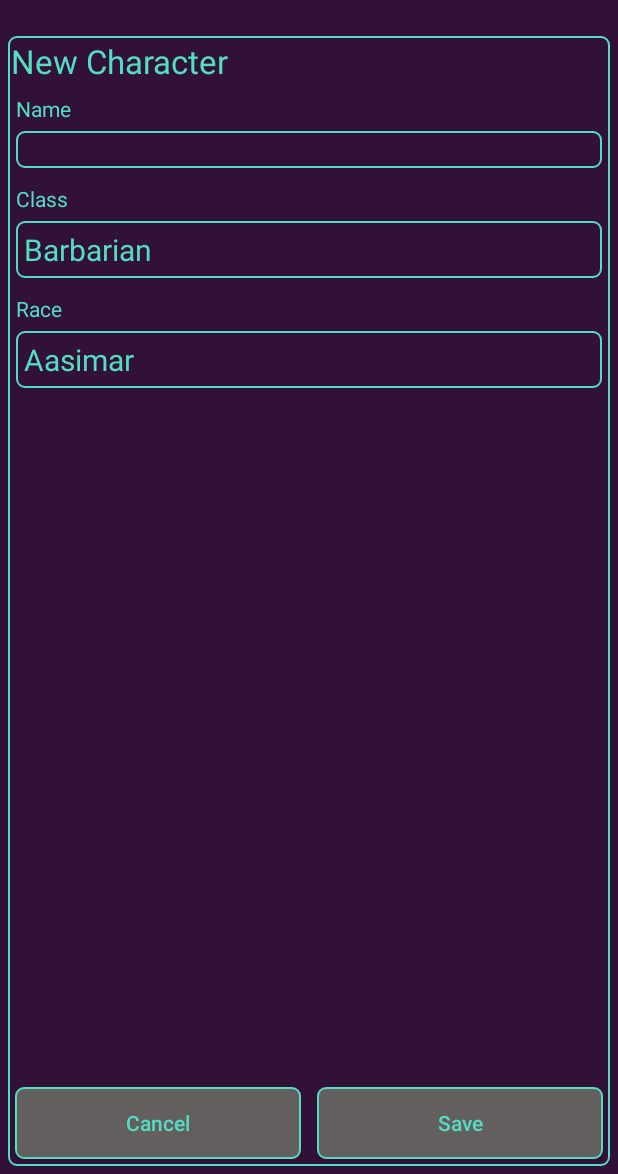
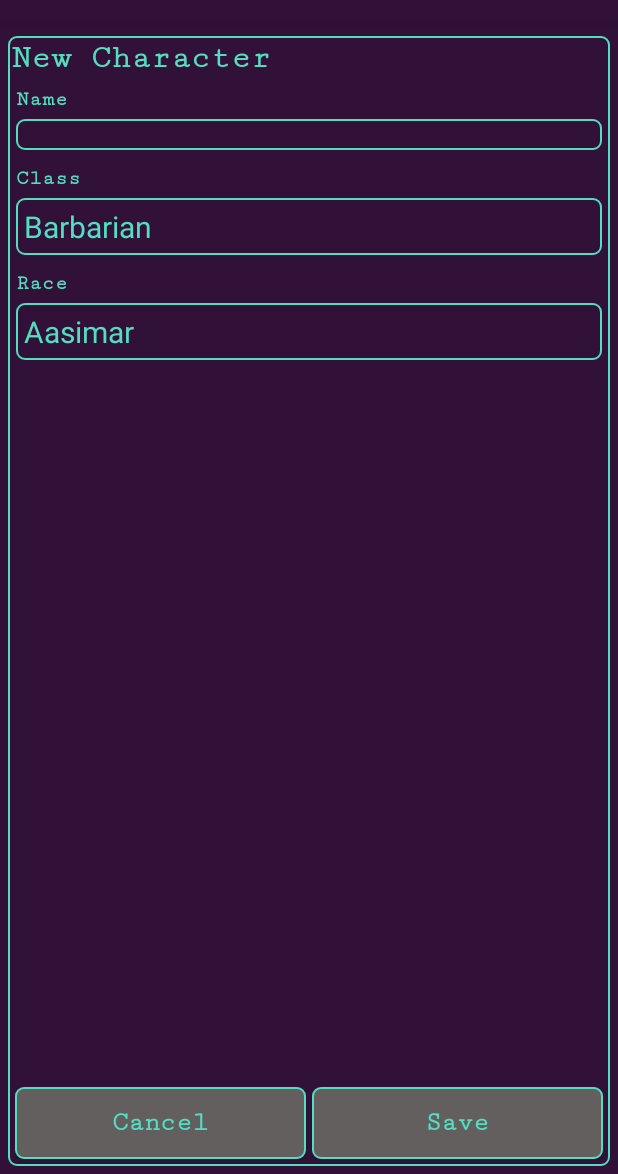
Before and after one commit to zweber11/DiceMaster, an Android app: the fragment NewCharFrag placed in its activity, on a phone screen of 412 x 824 dp, the part 62-1236 px from its top. Run offline under Robolectric (Android 15) with nearby library versions, the phone set to English and light mode, and no system bars.

Commit message:
-Styling/font changes -Code consolidation -Taking AS's recommendations on local variable calls.

```diff
--- a/app/src/main/java/com/hellwebstudios/zweber/dd/Fragments/Adventures/AttackRollsFragment.java
+++ b/app/src/main/java/com/hellwebstudios/zweber/dd/Fragments/Adventures/AttackRollsFragment.java
@@ -44,8 +44,6 @@ public class AttackRollsFragment extends Fragment {
     TextView tvChapMenu;
 
     private ListView lvAttackRolls;
-    private RollAttackListAdapter adapter;
-    private List<RollAttack> mRAList;
 
     Spinner spinD12;
     List<Integer> sD12;
@@ -258,7 +256,7 @@ public class AttackRollsFragment extends Fragment {
     //getAttackRolls()
     public void getAttackRolls(int RAS)
     {
-        mRAList = new ArrayList<>();
+        List<RollAttack> mRAList = new ArrayList<>();
         Cursor res = db.getRAByRASID(RAS);
 
         RollAttackSet ras = db.getRAS(RAS);
@@ -283,7 +281,7 @@ public class AttackRollsFragment extends Fragment {
         txtRTH.setText(r);
 
         //init adapter
-        adapter = new RollAttackListAdapter(getActivity(), mRAList);
+        RollAttackListAdapter adapter = new RollAttackListAdapter(getActivity(), mRAList);
         lvAttackRolls.setAdapter(adapter);
 
         res.close();
--- a/app/src/main/res/layout/fragment_characters.xml
+++ b/app/src/main/res/layout/fragment_characters.xml
@@ -38,6 +38,7 @@
             android:background="@drawable/background2"
             android:fontFamily="serif-monospace"
             android:gravity="center_vertical|center_horizontal"
+            android:padding="5dp"
             android:text="Add Character"
             android:textColor="@color/color5"
             android:textSize="20sp"
@@ -62,6 +63,7 @@
             android:background="@drawable/background2"
             android:fontFamily="serif-monospace"
             android:gravity="center_vertical|center_horizontal"
+            android:padding="5dp"
             android:text="Classes"
             android:textColor="@color/color5"
             android:textSize="20sp"
@@ -79,6 +81,7 @@
             android:background="@drawable/background2"
             android:fontFamily="serif-monospace"
             android:gravity="center_vertical|center_horizontal"
+            android:padding="5dp"
             android:text="Races"
             android:textColor="@color/color5"
             android:textSize="20sp"
--- a/app/src/main/res/layout/fragment_new_char.xml
+++ b/app/src/main/res/layout/fragment_new_char.xml
@@ -14,41 +14,50 @@
         android:layout_margin="5dp">
 
         <TextView
+            android:id="@+id/txtAddEditCharacter"
             android:layout_width="wrap_content"
             android:layout_height="wrap_content"
+            android:fontFamily="serif-monospace"
+            android:padding="2dp"
+            android:text="New Character"
             android:textAppearance="?android:attr/textAppearanceLarge"
-            android:text="New Character"
-            android:id="@+id/txtAddEditCharacter"
             android:textColor="@color/color5"
-            android:padding="2dp" />
+            android:textStyle="bold" />
 
         <!--Char Name-->
         <TextView
+            android:id="@+id/textView"
             android:layout_width="wrap_content"
             android:layout_height="wrap_content"
+            android:layout_marginLeft="5dp"
+            android:layout_marginTop="5dp"
+            android:fontFamily="serif-monospace"
             android:text="Name"
-            android:id="@+id/textView"
             android:textColor="@color/color5"
-            android:layout_marginLeft="5dp"
-            android:layout_marginTop="5dp" />
+            android:textStyle="bold" />
+
         <EditText
+            android:id="@+id/txtCharName"
             android:layout_width="match_parent"
             android:layout_height="wrap_content"
-            android:id="@+id/txtCharName"
             android:layout_gravity="center"
+            android:layout_margin="5dp"
+            android:background="@drawable/background"
+            android:fontFamily="serif-monospace"
             android:textColor="@color/color5"
-            android:background="@drawable/background"
-            android:layout_margin="5dp" />
+            android:textStyle="bold" />
 
         <!--Class-->
         <TextView
+            android:id="@+id/textView233"
             android:layout_width="wrap_content"
             android:layout_height="wrap_content"
+            android:layout_marginLeft="5dp"
+            android:layout_marginTop="5dp"
+            android:fontFamily="serif-monospace"
             android:text="Class"
-            android:id="@+id/textView233"
             android:textColor="@color/color5"
-            android:layout_marginLeft="5dp"
-            android:layout_marginTop="5dp" />
+            android:textStyle="bold" />
         <Spinner
             android:layout_width="match_parent"
             android:layout_height="wrap_content"
@@ -58,13 +67,15 @@
 
         <!--Race-->
         <TextView
+            android:id="@+id/textView23"
             android:layout_width="wrap_content"
             android:layout_height="wrap_content"
+            android:layout_marginLeft="5dp"
+            android:layout_marginTop="5dp"
+            android:fontFamily="serif-monospace"
             android:text="Race"
-            android:id="@+id/textView23"
             android:textColor="@color/color5"
-            android:layout_marginLeft="5dp"
-            android:layout_marginTop="5dp" />
+            android:textStyle="bold" />
         <Spinner
             android:layout_width="match_parent"
             android:layout_height="wrap_content"
@@ -86,24 +97,30 @@
             android:id="@+id/btnCancelChar"
             android:layout_width="wrap_content"
             android:layout_height="wrap_content"
-            android:layout_marginRight="5dp"
+            android:layout_marginEnd="2dp"
             android:layout_weight="1"
             android:background="@drawable/background2"
+            android:fontFamily="serif-monospace"
             android:text="Cancel"
             android:textAllCaps="false"
-            android:textColor="@color/color5" />
+            android:textColor="@color/color5"
+            android:textSize="18sp"
+            android:textStyle="bold" />
 
         <Button
             android:id="@+id/btnSaveChar"
             android:layout_width="wrap_content"
             android:layout_height="wrap_content"
             android:layout_gravity="end"
-            android:layout_marginLeft="5dp"
+            android:layout_marginStart="2dp"
             android:layout_weight="1"
             android:background="@drawable/background2"
+            android:fontFamily="serif-monospace"
             android:text="Save"
             android:textAllCaps="false"
-            android:textColor="@color/color5" />
+            android:textColor="@color/color5"
+            android:textSize="18sp"
+            android:textStyle="bold" />
 
     </LinearLayout>
 
```
Also changed, not shown: app/src/main/res/layout/char_class_selector_item.xml (+6 -2 lines), app/src/main/res/layout/char_race_selector_item.xml (+9 -4 lines), app/src/main/res/layout/fragment_char_classes.xml (+18 -14 lines), app/src/main/res/layout/fragment_char_races.xml (+18 -14 lines), app/src/main/res/layout/fragment_new_char_class.xml (+38 -27 lines), app/src/main/res/layout/fragment_new_char_race.xml (+39 -26 lines), app/src/main/res/layout/view_add_character.xml (deleted, +0 -66 lines).
